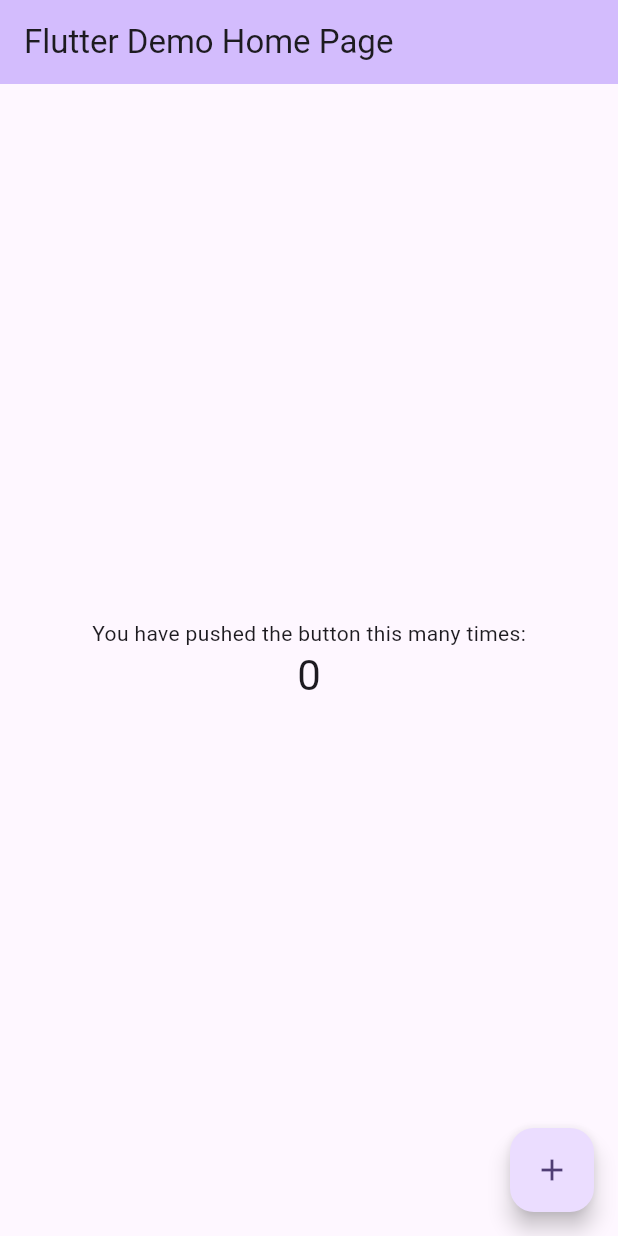
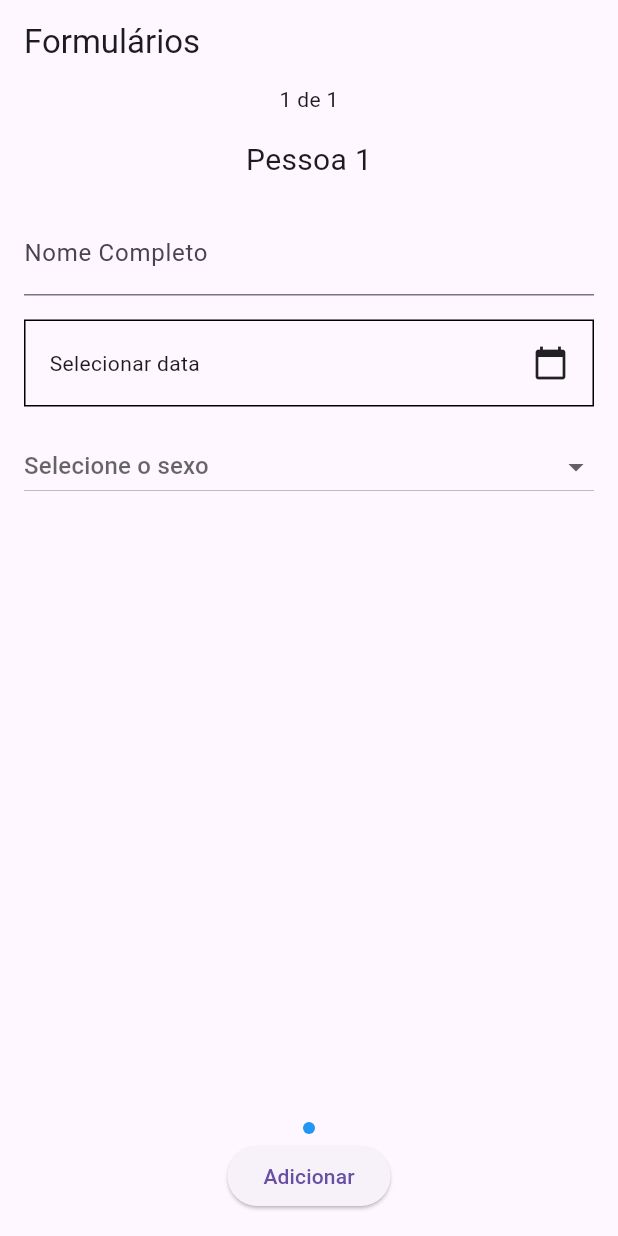
Before and after one commit to oCardoso22/meu_primeiro_projeto, a Flutter app: the screen it shows after launch, on a phone screen of 412 x 824 dp. Run offline on Flutter 3.47's test engine with Material 3 defaults, Android fonts, the phone set to English and light mode, and no system bars.

Commit message:
Formulário horizontal

```diff
--- a/lib/main.dart
+++ b/lib/main.dart
@@ -7,116 +7,166 @@ void main() {
 class MyApp extends StatelessWidget {
   const MyApp({super.key});
 
-  // This widget is the root of your application.
   @override
   Widget build(BuildContext context) {
     return MaterialApp(
-      title: 'Flutter Demo',
-      theme: ThemeData(
-        // This is the theme of your application.
-        //
-        // TRY THIS: Try running your application with "flutter run". You'll see
-        // the application has a purple toolbar. Then, without quitting the app,
-        // try changing the seedColor in the colorScheme below to Colors.green
-        // and then invoke "hot reload" (save your changes or press the "hot
-        // reload" button in a Flutter-supported IDE, or press "r" if you used
-        // the command line to start the app).
-        //
-        // Notice that the counter didn't reset back to zero; the application
-        // state is not lost during the reload. To reset the state, use hot
-        // restart instead.
-        //
-        // This works for code too, not just values: Most code changes can be
-        // tested with just a hot reload.
-        colorScheme: ColorScheme.fromSeed(seedColor: Colors.deepPurple),
-      ),
-      home: const MyHomePage(title: 'Flutter Demo Home Page'),
+      title: 'Carrossel de Formulários',
+      debugShowCheckedModeBanner: false,
+      home: const FormCarouselPage(),
     );
   }
 }
 
-class MyHomePage extends StatefulWidget {
-  const MyHomePage({super.key, required this.title});
+class FormData {
+  String nomeCompleto;
+  DateTime? dataNascimento;
+  String sexo;
 
-  // This widget is the home page of your application. It is stateful, meaning
-  // that it has a State object (defined below) that contains fields that affect
-  // how it looks.
+  FormData({
+    this.nomeCompleto = '',
+    this.dataNascimento,
+    this.sexo = '',
+  });
+}
 
-  // This class is the configuration for the state. It holds the values (in this
-  // case the title) provided by the parent (in this case the App widget) and
-  // used by the build method of the State. Fields in a Widget subclass are
-  // always marked "final".
-
-  final String title;
+class FormCarouselPage extends StatefulWidget {
+  const FormCarouselPage({super.key});
 
   @override
-  State<MyHomePage> createState() => _MyHomePageState();
+  State<FormCarouselPage> createState() => _FormCarouselPageState();
 }
 
-class _MyHomePageState extends State<MyHomePage> {
-  int _counter = 0;
+class _FormCarouselPageState extends State<FormCarouselPage> {
+  final PageController _pageController = PageController();
+  final List<FormData> _forms = [FormData()];
+  int _currentIndex = 0;
 
-  void _incrementCounter() {
+  void _addNewForm() {
     setState(() {
-      // This call to setState tells the Flutter framework that something has
-      // changed in this State, which causes it to rerun the build method below
-      // so that the display can reflect the updated values. If we changed
-      // _counter without calling setState(), then the build method would not be
-      // called again, and so nothing would appear to happen.
-      _counter++;
+      _forms.add(FormData());
+      _currentIndex = _forms.length - 1;
     });
+    _pageController.animateToPage(_currentIndex, duration: const Duration(milliseconds: 300), curve: Curves.ease);
+  }
+
+  void _updateForm(int index, String field, dynamic value) {
+    setState(() {
+      switch (field) {
+        case 'nome':
+          _forms[index].nomeCompleto = value;
+          break;
+        case 'data':
+          _forms[index].dataNascimento = value;
+          break;
+        case 'sexo':
+          _forms[index].sexo = value;
+          break;
+      }
+    });
+  }
+
+  Future<void> _selectDate(int index) async {
+    final DateTime? picked = await showDatePicker(
+      context: context,
+      initialDate: _forms[index].dataNascimento ?? DateTime.now(),
+      firstDate: DateTime(1900),
+      lastDate: DateTime.now(),
+    );
+    if (picked != null) {
+      _updateForm(index, 'data', picked);
+    }
+  }
+
+  String _formatDate(DateTime? date) {
+    if (date == null) return 'Selecionar data';
+    return '${date.day}/${date.month}/${date.year}';
   }
 
   @override
   Widget build(BuildContext context) {
-    // This method is rerun every time setState is called, for instance as done
-    // by the _incrementCounter method above.
-    //
-    // The Flutter framework has been optimized to make rerunning build methods
-    // fast, so that you can just rebuild anything that needs updating rather
-    // than having to individually change instances of widgets.
     return Scaffold(
       appBar: AppBar(
-        // TRY THIS: Try changing the color here to a specific color (to
-        // Colors.amber, perhaps?) and trigger a hot reload to see the AppBar
-        // change color while the other colors stay the same.
-        backgroundColor: Theme.of(context).colorScheme.inversePrimary,
-        // Here we take the value from the MyHomePage object that was created by
-        // the App.build method, and use it to set our appbar title.
-        title: Text(widget.title),
+        title: const Text('Formulários'),
       ),
-      body: Center(
-        // Center is a layout widget. It takes a single child and positions it
-        // in the middle of the parent.
-        child: Column(
-          // Column is also a layout widget. It takes a list of children and
-          // arranges them vertically. By default, it sizes itself to fit its
-          // children horizontally, and tries to be as tall as its parent.
-          //
-          // Column has various properties to control how it sizes itself and
-          // how it positions its children. Here we use mainAxisAlignment to
-          // center the children vertically; the main axis here is the vertical
-          // axis because Columns are vertical (the cross axis would be
-          // horizontal).
-          //
-          // TRY THIS: Invoke "debug painting" (choose the "Toggle Debug Paint"
-          // action in the IDE, or press "p" in the console), to see the
-          // wireframe for each widget.
-          mainAxisAlignment: MainAxisAlignment.center,
-          children: <Widget>[
-            const Text('You have pushed the button this many times:'),
-            Text(
-              '$_counter',
-              style: Theme.of(context).textTheme.headlineMedium,
+      body: Column(
+        children: [
+          Text('${_currentIndex + 1} de ${_forms.length}'),
+
+          Expanded(
+            child: PageView.builder(
+              controller: _pageController,
+              onPageChanged: (index) => setState(() => _currentIndex = index),
+              itemCount: _forms.length,
+              itemBuilder: (context, index) {
+                return Padding(
+                  padding: const EdgeInsets.all(16),
+                  child: Column(
+                    children: [
+                      Text('Pessoa ${index + 1}', style: const TextStyle(fontSize: 20)),
+                      const SizedBox(height: 20),
+
+                      TextField(
+                        onChanged: (value) => _updateForm(index, 'nome', value),
+                        decoration: const InputDecoration(labelText: 'Nome Completo'),
+                      ),
+                      const SizedBox(height: 16),
+
+                      GestureDetector(
+                        onTap: () => _selectDate(index),
+                        child: Container(
+                          padding: const EdgeInsets.all(16),
+                          decoration: BoxDecoration(border: Border.all()),
+                          child: Row(
+                            mainAxisAlignment: MainAxisAlignment.spaceBetween,
+                            children: [
+                              Text(_formatDate(_forms[index].dataNascimento)),
+                              const Icon(Icons.calendar_today),
+                            ],
+                          ),
+                        ),
+                      ),
+                      const SizedBox(height: 16),
+
+                      DropdownButton<String>(
+                        value: _forms[index].sexo.isEmpty ? null : _forms[index].sexo,
+                        hint: const Text('Selecione o sexo'),
+                        isExpanded: true,
+                        onChanged: (value) => _updateForm(index, 'sexo', value ?? ''),
+                        items: const [
+                          DropdownMenuItem(value: 'Homem', child: Text('Homem')),
+                          DropdownMenuItem(value: 'Mulher', child: Text('Mulher')),
+                        ],
+                      ),
+                    ],
+                  ),
+                );
+              },
             ),
-          ],
-        ),
+          ),
+
+          Row(
+            mainAxisAlignment: MainAxisAlignment.center,
+            children: List.generate(
+              _forms.length,
+                  (index) => Container(
+                margin: const EdgeInsets.all(4),
+                width: 8,
+                height: 8,
+                decoration: BoxDecoration(
+                  shape: BoxShape.circle,
+                  color: _currentIndex == index ? Colors.blue : Colors.grey,
+                ),
+              ),
+            ),
+          ),
+
+          ElevatedButton(
+            onPressed: _addNewForm,
+            child: const Text('Adicionar'),
+          ),
+          const SizedBox(height: 16),
+        ],
       ),
-      floatingActionButton: FloatingActionButton(
-        onPressed: _incrementCounter,
-        tooltip: 'Increment',
-        child: const Icon(Icons.add),
-      ), // This trailing comma makes auto-formatting nicer for build methods.
     );
   }
 }
```
